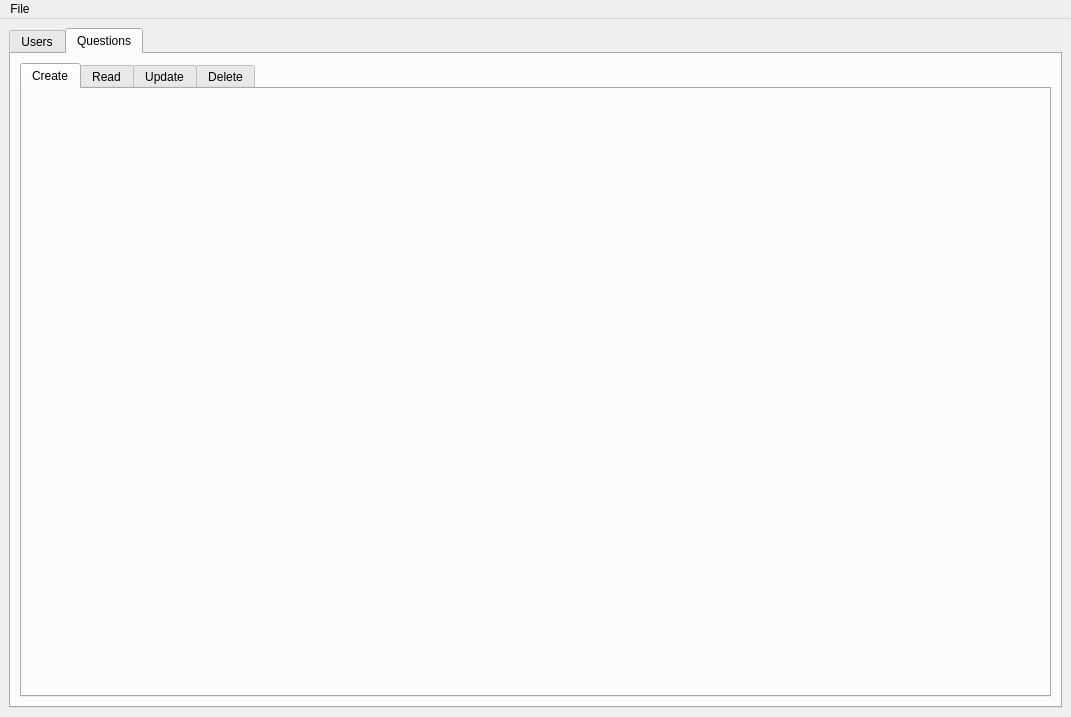
cedoduarte/DuarteQuestions, file DuarteQuestionsPanel/mainwindow.ui: the form before one commit.
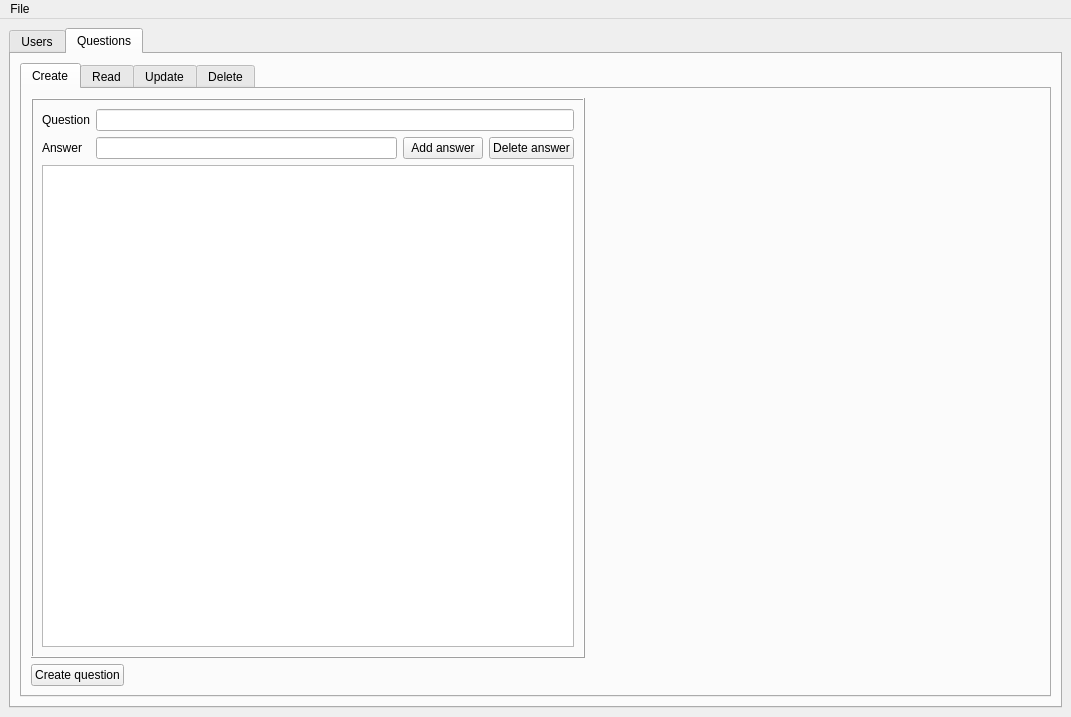
The form after the commit. The open tabs and pages were chosen to show the change.

Commit message: Create questions

```diff
--- a/DuarteQuestionsPanel/mainwindow.ui
+++ b/DuarteQuestionsPanel/mainwindow.ui
@@ -561,6 +561,90 @@
            <attribute name="title">
             <string>Create</string>
            </attribute>
+           <layout class="QGridLayout" name="gridLayout_14">
+            <item row="0" column="0" colspan="2">
+             <widget class="QFrame" name="frame_4">
+              <property name="frameShape">
+               <enum>QFrame::Box</enum>
+              </property>
+              <property name="frameShadow">
+               <enum>QFrame::Raised</enum>
+              </property>
+              <layout class="QGridLayout" name="gridLayout_13">
+               <item row="0" column="0">
+                <widget class="QLabel" name="label_9">
+                 <property name="text">
+                  <string>Question</string>
+                 </property>
+                </widget>
+               </item>
+               <item row="1" column="2">
+                <widget class="QPushButton" name="buttonAddAnswer">
+                 <property name="text">
+                  <string>Add answer</string>
+                 </property>
+                </widget>
+               </item>
+               <item row="1" column="1">
+                <widget class="QLineEdit" name="txtAnswer"/>
+               </item>
+               <item row="1" column="0">
+                <widget class="QLabel" name="label_13">
+                 <property name="text">
+                  <string>Answer</string>
+                 </property>
+                </widget>
+               </item>
+               <item row="1" column="3">
+                <widget class="QPushButton" name="buttonDeleteAnswer">
+                 <property name="text">
+                  <string>Delete answer</string>
+                 </property>
+                </widget>
+               </item>
+               <item row="2" column="0" colspan="4">
+                <widget class="QListWidget" name="listWidgetAnswer"/>
+               </item>
+               <item row="0" column="1" colspan="3">
+                <widget class="QLineEdit" name="txtQuestion"/>
+               </item>
+              </layout>
+             </widget>
+            </item>
+            <item row="0" column="2">
+             <spacer name="horizontalSpacer_10">
+              <property name="orientation">
+               <enum>Qt::Horizontal</enum>
+              </property>
+              <property name="sizeHint" stdset="0">
+               <size>
+                <width>430</width>
+                <height>20</height>
+               </size>
+              </property>
+             </spacer>
+            </item>
+            <item row="1" column="0">
+             <widget class="QPushButton" name="buttonCreateQuestion">
+              <property name="text">
+               <string>Create question</string>
+              </property>
+             </widget>
+            </item>
+            <item row="1" column="1">
+             <spacer name="horizontalSpacer_9">
+              <property name="orientation">
+               <enum>Qt::Horizontal</enum>
+              </property>
+              <property name="sizeHint" stdset="0">
+               <size>
+                <width>430</width>
+                <height>20</height>
+               </size>
+              </property>
+             </spacer>
+            </item>
+           </layout>
           </widget>
           <widget class="QWidget" name="tabReadQuestion">
            <attribute name="title">
```
Left out of the diff: 4 changed lines with no effect on the pictures. The commit also changes 36 other files.
